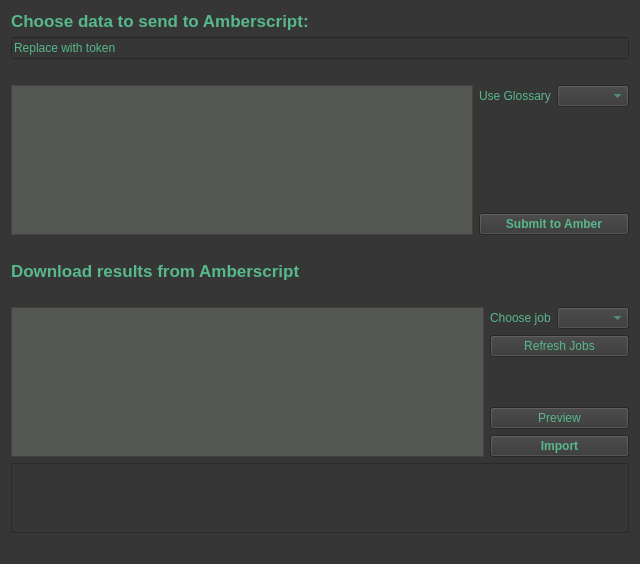
First picture: the form in gui/ui_files/tabAmberData.ui, repository iBridges-for-iRODS/iBridges, before the edit.
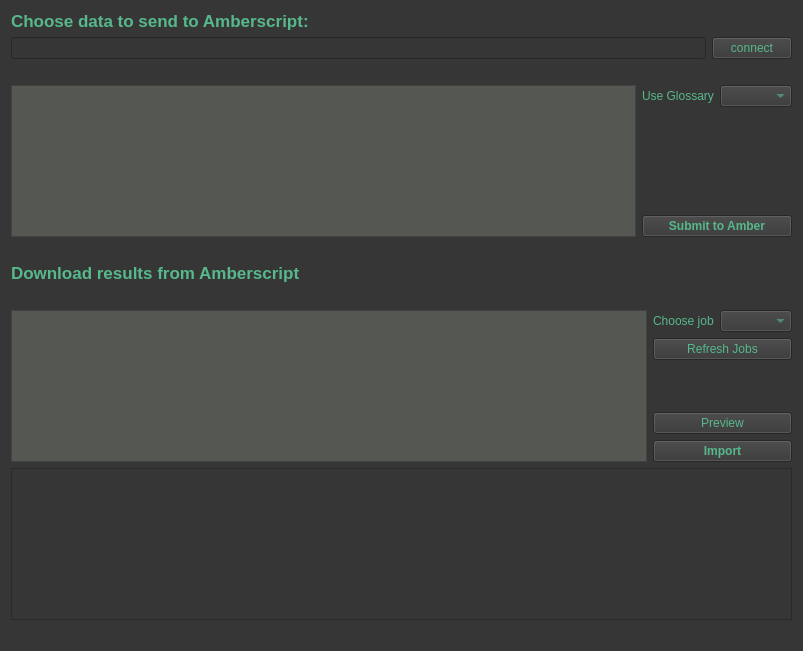
Second picture: the form after the edit.

Commit message: Adjust Amber to work with iRODS data.

Patch:
```diff
--- a/gui/ui_files/tabAmberData.ui
+++ b/gui/ui_files/tabAmberData.ui
@@ -6,8 +6,8 @@
    <rect>
     <x>0</x>
     <y>0</y>
-    <width>640</width>
-    <height>532</height>
+    <width>803</width>
+    <height>651</height>
    </rect>
   </property>
   <property name="windowTitle">
@@ -51,6 +51,24 @@
      </property>
     </widget>
    </item>
+   <item>
+    <layout class="QHBoxLayout" name="horizontalLayout_6">
+     <item>
+      <widget class="QLineEdit" name="amberToken">
+       <property name="text">
+        <string/>
+       </property>
+      </widget>
+     </item>
+     <item>
+      <widget class="QPushButton" name="amber_connect_button">
+       <property name="text">
+        <string>connect</string>
+       </property>
+      </widget>
+     </item>
+    </layout>
+   </item>
    <item>
     <spacer name="verticalSpacer_4">
      <property name="orientation">
@@ -64,13 +82,6 @@
      </property>
     </spacer>
    </item>
-   <item>
-    <widget class="QLineEdit" name="amberToken">
-     <property name="text">
-      <string>Replace with token</string>
-     </property>
-    </widget>
-   </item>
    <item>
     <widget class="QLabel" name="irodsZoneLabel1">
      <property name="text">
```
The commit also changes 2 other files.
